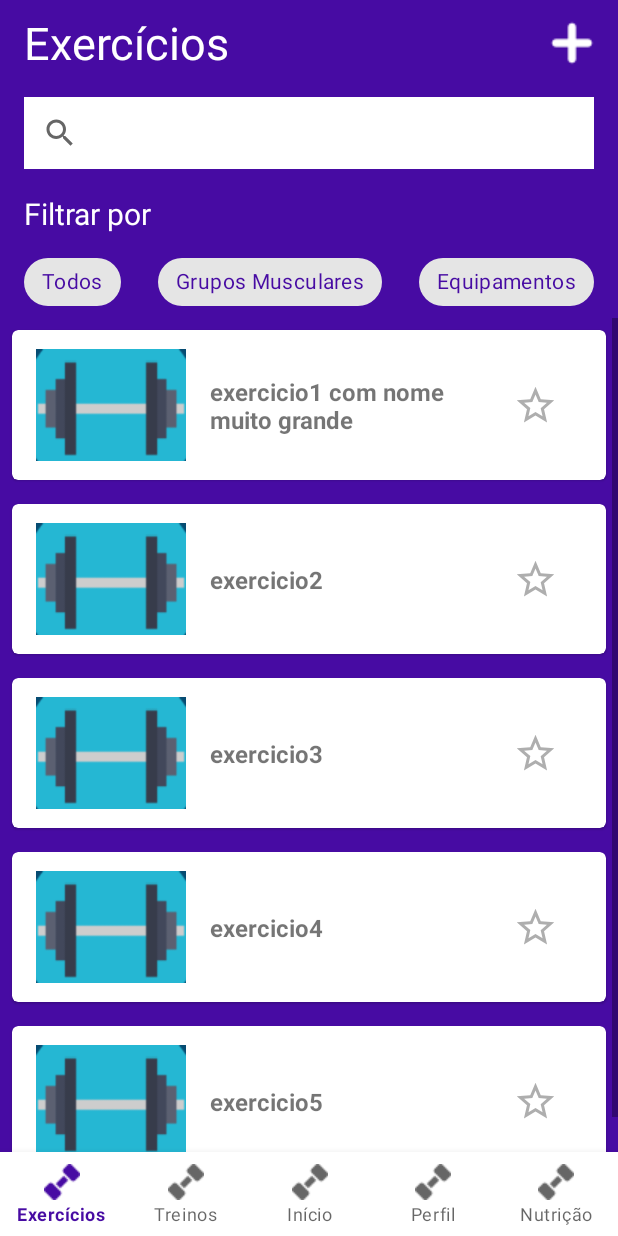
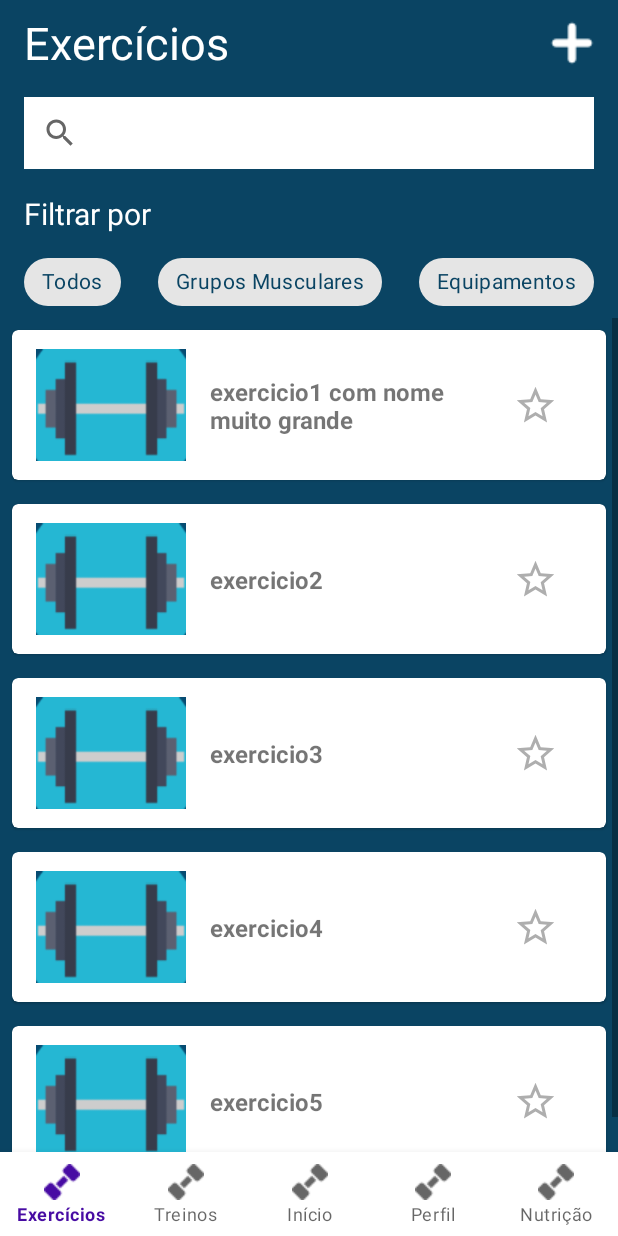
Before and after one commit to DigitalFit/digital-fit, an Android app: the ExercisesFragment screen opened through its navigation route, on a phone screen of 412 x 824 dp. Run offline under Robolectric (Android 15) with nearby library versions, the phone set to English and light mode, and no system bars; our stand-ins replace navigation-ui.

Commit message:
arquivos modificados

```diff
--- a/app/src/main/java/com/example/digitalfit/MainActivity.kt
+++ b/app/src/main/java/com/example/digitalfit/MainActivity.kt
@@ -3,6 +3,7 @@ package com.example.digitalfit
 import android.os.Bundle
 import com.google.android.material.bottomnavigation.BottomNavigationView
 import androidx.appcompat.app.AppCompatActivity
+import androidx.constraintlayout.widget.ConstraintLayout
 import androidx.navigation.Navigation
 import androidx.navigation.findNavController
 import androidx.navigation.ui.AppBarConfiguration
@@ -10,6 +11,10 @@ import androidx.navigation.ui.NavigationUI.setupWithNavController
 import androidx.navigation.ui.setupActionBarWithNavController
 import androidx.navigation.ui.setupWithNavController
 import com.example.digitalfit.databinding.ActivityMainBinding
+import com.example.digitalfit.databinding.FragmentBottomSheetMusclesBinding
+import com.example.digitalfit.ui.exercises.BottomSheetMusclesFragment
+import com.google.android.material.bottomsheet.BottomSheetBehavior
+import com.google.android.material.bottomsheet.BottomSheetDialog
 
 class MainActivity : AppCompatActivity() {
 
@@ -20,6 +25,7 @@ class MainActivity : AppCompatActivity() {
         binding = ActivityMainBinding.inflate(layoutInflater)
         setContentView(binding.root)
 
+
         val navController = Navigation.findNavController(this, R.id.nav_host_fragment_activity_main)
         setupWithNavController(binding.bottomNavigation, navController)
 
--- a/app/src/main/java/com/example/digitalfit/ui/exercises/ExercisesFragment.kt
+++ b/app/src/main/java/com/example/digitalfit/ui/exercises/ExercisesFragment.kt
@@ -4,8 +4,12 @@ import android.os.Bundle
 import android.view.LayoutInflater
 import android.view.View
 import android.view.ViewGroup
+import android.widget.FrameLayout
+import android.widget.LinearLayout
 import android.widget.SearchView
 import android.widget.TextView
+import androidx.appcompat.app.AppCompatDialogFragment
+import androidx.constraintlayout.widget.ConstraintLayout
 import androidx.fragment.app.Fragment
 import androidx.navigation.fragment.findNavController
 import androidx.lifecycle.ViewModelProvider
@@ -14,12 +18,13 @@ import com.example.digitalfit.R
 import com.example.digitalfit.adapter.ExerciseAdapter
 import com.example.digitalfit.databinding.FragmentExercisesBinding
 import com.example.digitalfit.model.Exercise
+import com.google.android.material.bottomsheet.BottomSheetBehavior
+import com.google.android.material.bottomsheet.BottomSheetDialog
 
 class ExercisesFragment : Fragment() {
 
     private lateinit var exercisesViewModel: ExercisesViewModel
     private var binding: FragmentExercisesBinding? = null
-
 
     override fun onCreateView(
         inflater: LayoutInflater, container: ViewGroup?,
@@ -28,12 +33,15 @@ class ExercisesFragment : Fragment() {
 //        exercisesViewModel =
 //            ViewModelProvider(this).get(ExercisesViewModel::class.java)
 
+
         binding = FragmentExercisesBinding.inflate(inflater, container, false)
         return binding?.root
     }
 
     override fun onViewCreated(view: View, savedInstanceState: Bundle?) {
         super.onViewCreated(view, savedInstanceState)
+
+
 
         val exercise1  = Exercise(
             name = "exercicio1 com nome muito grande",
@@ -73,8 +81,21 @@ class ExercisesFragment : Fragment() {
             }
         }
 
-        binding?.chAll?.setOnClickListener {
-            findNavController().navigate(R.id.action_navigation_exercises_to_bottomSheetFilterFragment)
+
+
+        binding?.let {
+            with(it) {
+                chAll.setOnClickListener {
+                    findNavController().navigate(R.id.action_navigation_exercises_to_bottomSheetFilterFragment)
+                }
+                chMuscleGroups.setOnClickListener {
+                    findNavController().navigate(R.id.action_navigation_exercises_to_bottomSheetMusclesFragment)
+                }
+                chEquipments.setOnClickListener {
+                    findNavController().navigate(com.example.digitalfit.R.id.action_navigation_exercises_to_bottomSheetEquipmentsFragment)
+                }
+
+            }
         }
 
     }
--- a/app/src/main/res/layout/criar_exercicio_fragment.xml
+++ b/app/src/main/res/layout/criar_exercicio_fragment.xml
@@ -3,7 +3,7 @@
     xmlns:tools="http://schemas.android.com/tools"
     android:layout_width="match_parent"
     android:layout_height="match_parent"
-    android:background="@color/aqua"
+    android:background="@color/primary_background"
     tools:context=".ui.exercises.criarExercicioFragment">
 
     <Button
--- a/app/src/main/res/layout/exer2_fragment.xml
+++ b/app/src/main/res/layout/exer2_fragment.xml
@@ -5,7 +5,7 @@
     android:layout_width="match_parent"
     android:layout_height="match_parent"
     tools:context=".ui.exercises.ExercisesFragment"
-    android:background="@color/aqua">
+    android:background="@color/primary_background">
 
     <TextView
         android:layout_width="127dp"
--- a/app/src/main/res/layout/fragment_adicionar_exercicio.xml
+++ b/app/src/main/res/layout/fragment_adicionar_exercicio.xml
@@ -4,13 +4,13 @@
     xmlns:tools="http://schemas.android.com/tools"
     android:layout_width="match_parent"
     android:layout_height="match_parent"
-    android:background="@color/aqua"
+    android:background="@color/primary_background"
     tools:context="ui.exercises.adicionarExercicioFragment">
 
     <androidx.cardview.widget.CardView
         android:layout_width="match_parent"
         android:layout_height="wrap_content"
-        android:backgroundTint="@color/aqua"
+        android:backgroundTint="@color/primary_background"
         app:layout_constraintStart_toStartOf="parent"
         app:layout_constraintTop_toTopOf="parent">
 
@@ -29,7 +29,7 @@
             android:layout_width="228dp"
             android:layout_height="197dp"
             android:layout_marginStart="104dp"
-            android:background="@color/aqua"
+            android:background="@color/primary_background"
             app:layout_constraintBottom_toBottomOf="parent"
             app:layout_constraintStart_toStartOf="parent"
             app:layout_constraintTop_toTopOf="parent"
--- a/app/src/main/res/layout/fragment_exercises.xml
+++ b/app/src/main/res/layout/fragment_exercises.xml
@@ -4,8 +4,7 @@
     xmlns:tools="http://schemas.android.com/tools"
     android:layout_width="match_parent"
     android:layout_height="match_parent"
-    android:background="@color/aqua"
-
+    android:background="@color/primary_background"
     tools:context=".ui.exercises.ExercisesFragment">
 
     <TextView
@@ -20,7 +19,6 @@
         android:textSize="@dimen/primary_title_default"
         app:layout_constraintBottom_toTopOf="@id/search_bar"
         app:layout_constraintEnd_toStartOf="@id/ibAdd"
-        app:layout_constraintHorizontal_bias="0"
         app:layout_constraintStart_toStartOf="parent"
         app:layout_constraintTop_toTopOf="parent" />
 
@@ -75,7 +73,7 @@
         android:layout_marginTop="@dimen/vertical_margin_default"
         android:background="@color/white"
         android:text="@string/all"
-        android:textColor="@color/aqua"
+        android:textColor="@color/primary_background"
         app:layout_constraintBottom_toTopOf="@id/svExercises"
         app:layout_constraintEnd_toStartOf="@id/chMuscleGroups"
         app:layout_constraintHorizontal_chainStyle="spread_inside"
@@ -88,7 +86,7 @@
         android:layout_height="wrap_content"
         android:background="@color/white"
         android:text="@string/MuscleGroups"
-        android:textColor="@color/aqua"
+        android:textColor="@color/primary_background"
         app:layout_constraintBottom_toTopOf="@id/svExercises"
         app:layout_constraintEnd_toStartOf="@id/chEquipments"
         app:layout_constraintStart_toEndOf="@id/chAll"
@@ -100,7 +98,7 @@
         android:layout_height="wrap_content"
         android:background="@color/white"
         android:text="@string/Equipments"
-        android:textColor="@color/aqua"
+        android:textColor="@color/primary_background"
         app:layout_constraintBottom_toTopOf="@id/svExercises"
         app:layout_constraintEnd_toEndOf="@id/ibAdd"
         app:layout_constraintStart_toEndOf="@id/chMuscleGroups"
--- a/app/src/main/res/layout/fragment_init.xml
+++ b/app/src/main/res/layout/fragment_init.xml
@@ -4,7 +4,7 @@
     xmlns:tools="http://schemas.android.com/tools"
     android:layout_width="match_parent"
     android:layout_height="match_parent"
-    android:background="@color/aqua"
+    android:background="@color/primary_background"
     tools:context=".ui.init.InitFragment">
 
     <TextView
--- a/app/src/main/res/layout/fragment_workout.xml
+++ b/app/src/main/res/layout/fragment_workout.xml
@@ -8,7 +8,7 @@
     <androidx.constraintlayout.widget.ConstraintLayout
         android:layout_width="match_parent"
         android:layout_height="wrap_content"
-        android:background="@color/aqua"
+        android:background="@color/primary_background"
         tools:context=".ui.workout.WorkoutFragment">
 
         <TextView
@@ -23,7 +23,6 @@
             android:textSize="@dimen/primary_title_default"
             app:layout_constraintBottom_toTopOf="@id/search_bar"
             app:layout_constraintEnd_toStartOf="@id/ibAdd"
-            app:layout_constraintHorizontal_bias="0"
             app:layout_constraintVertical_bias="0"
             app:layout_constraintStart_toStartOf="parent"
             app:layout_constraintTop_toTopOf="parent" />
--- a/app/src/main/res/navigation/mobile_navigation.xml
+++ b/app/src/main/res/navigation/mobile_navigation.xml
@@ -20,6 +20,12 @@
         <action
             android:id="@+id/action_navigation_exercises_to_bottomSheetFilterFragment"
             app:destination="@id/bottomSheetFilterFragment" />
+        <action
+            android:id="@+id/action_navigation_exercises_to_bottomSheetMusclesFragment"
+            app:destination="@id/bottomSheetMusclesFragment" />
+        <action
+            android:id="@+id/action_navigation_exercises_to_bottomSheetEquipmentsFragment"
+            app:destination="@id/bottomSheetEquipmentsFragment" />
     </fragment>
 
     <fragment
@@ -44,4 +50,14 @@
         android:name="com.example.digitalfit.ui.exercises.BottomSheetFilterFragment"
         android:label="fragment_bottom_sheet_filter"
         tools:layout="@layout/fragment_bottom_sheet_filter" />
+    <dialog
+        android:id="@+id/bottomSheetMusclesFragment"
+        android:name="com.example.digitalfit.ui.exercises.BottomSheetMusclesFragment"
+        android:label="fragment_bottom_sheet_muscles"
+        tools:layout="@layout/fragment_bottom_sheet_muscles" />
+    <dialog
+        android:id="@+id/bottomSheetEquipmentsFragment"
+        android:name="com.example.digitalfit.ui.exercises.BottomSheetEquipmentsFragment"
+        android:label="fragment_bottom_sheet_equipments"
+        tools:layout="@layout/fragment_bottom_sheet_equipments" />
 </navigation>
--- a/app/src/main/res/values/dimens.xml
+++ b/app/src/main/res/values/dimens.xml
@@ -14,4 +14,7 @@
     <dimen name="icon_size">30dp</dimen>
     <dimen name="horizontal_margin_extra">32dp</dimen>
     <dimen name="title_card">18sp</dimen>
+    <dimen name="icon_padding">16dp</dimen>
+    <dimen name="cornerRadiusButton">20dp</dimen>
+    <dimen name="checkBox_text_size">18sp</dimen>
 </resources>
```
Also changed, not shown: app/src/main/java/com/example/digitalfit/ui/exercises/BottomSheetFilterFragment.kt (+15 -17 lines), app/src/main/res/layout/fragment_bottom_sheet_filter.xml (+72 -109 lines).
